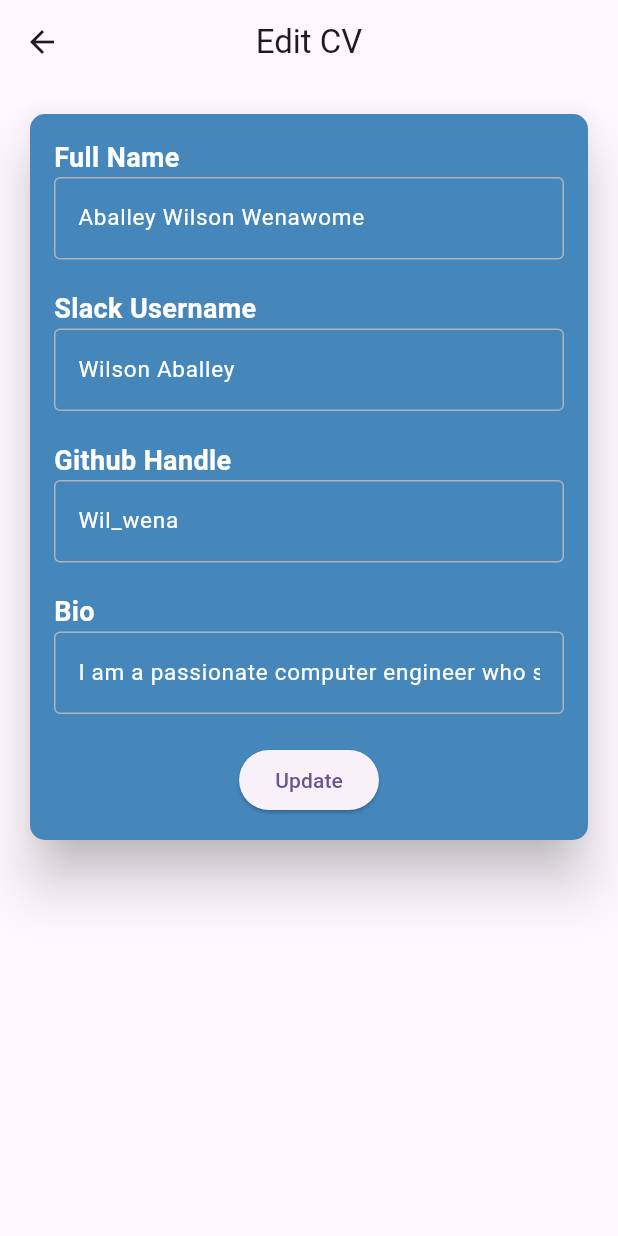
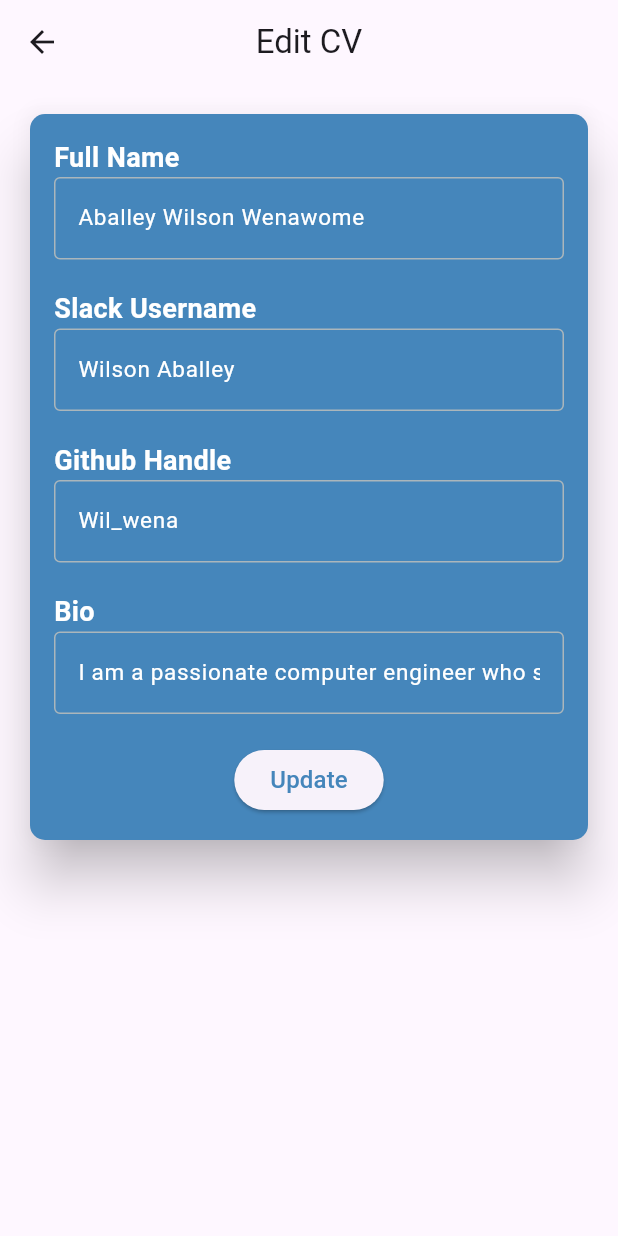
Before and after one commit to Wil-Wena/mobile_cv_application, a Flutter app: the screen it shows after launch, after a tap on "View", after a tap on the "edit" icon, on a phone screen of 412 x 824 dp. Run offline on Flutter 3.47's test engine with Material 2 defaults, Android fonts, the phone set to English and light mode, and no system bars.

Commit message:
Minor fixes

```diff
--- a/lib/cv_screen.dart
+++ b/lib/cv_screen.dart
@@ -44,6 +44,7 @@ class _CVScreenState extends State<CVScreen> {
     });
   }
 
+  @override
   Widget build(BuildContext context) {
     return Scaffold(
       appBar: AppBar(
--- a/lib/edit_screen.dart
+++ b/lib/edit_screen.dart
@@ -49,11 +49,18 @@ class EditScreen extends StatelessWidget {
                 const SizedBox(height: 20),
                 Center(
                   child: ElevatedButton(
+                    autofocus: true,
                     onPressed: () {
                       onUpdate();
                       Navigator.pop(context);
                     },
-                    child: const Text('Update'),
+                    child: const Text(
+                      'Update',
+                      style: TextStyle(
+                          color: Color.fromARGB(255, 69, 134, 187),
+                          fontSize: 16,
+                          fontWeight: FontWeight.w500),
+                    ),
                   ),
                 ),
               ],
--- a/lib/main.dart
+++ b/lib/main.dart
@@ -8,16 +8,15 @@ void main() {
 class MyApp extends StatelessWidget {
   const MyApp({super.key});
 
-  // This widget is the root of your application.
   @override
   Widget build(BuildContext context) {
     return MaterialApp(
       debugShowCheckedModeBanner: false,
       theme: ThemeData(
-        colorScheme: ColorScheme.fromSeed(seedColor: Colors.deepPurple),
+        //colorScheme: ColorScheme.fromSeed(seedColor: Colors.white),
         useMaterial3: true,
       ),
-      home: WelcomeScreen(),
+      home: const WelcomeScreen(),
     );
   }
 }
--- a/lib/welcome_screen.dart
+++ b/lib/welcome_screen.dart
@@ -10,7 +10,7 @@ class WelcomeScreen extends StatelessWidget {
       body: Stack(
         children: [
           Container(
-            constraints: BoxConstraints(maxHeight: 1000, maxWidth: 1000),
+            constraints: const BoxConstraints(maxHeight: 1000, maxWidth: 1000),
             decoration: const BoxDecoration(
               image: DecorationImage(
                 image: AssetImage("assets/background.jpg"),
@@ -54,7 +54,7 @@ class WelcomeScreen extends StatelessWidget {
                     // Navigate to your main screen
                     Navigator.of(context).pushReplacement(
                       MaterialPageRoute(
-                        builder: (context) => CVScreen(),
+                        builder: (context) => const CVScreen(),
                       ),
                     );
                   },
```
